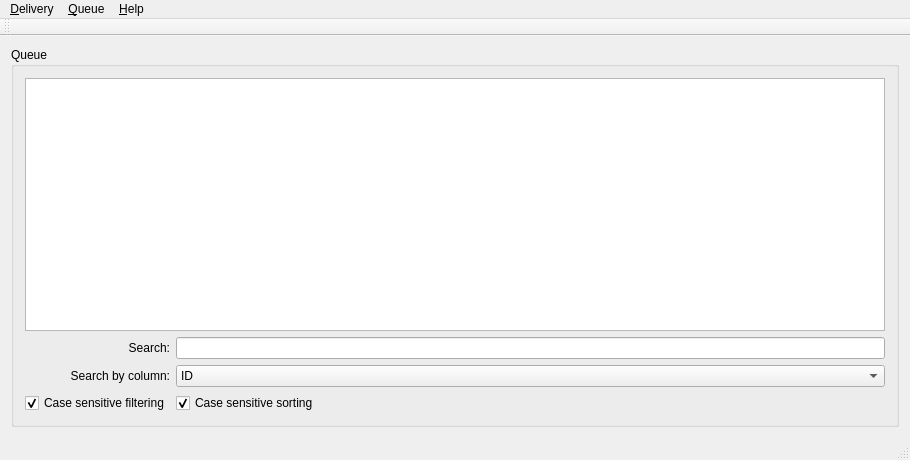
chhimichanga/deliveryqueue, file frmDeliveryQueue.ui: the form before one commit.
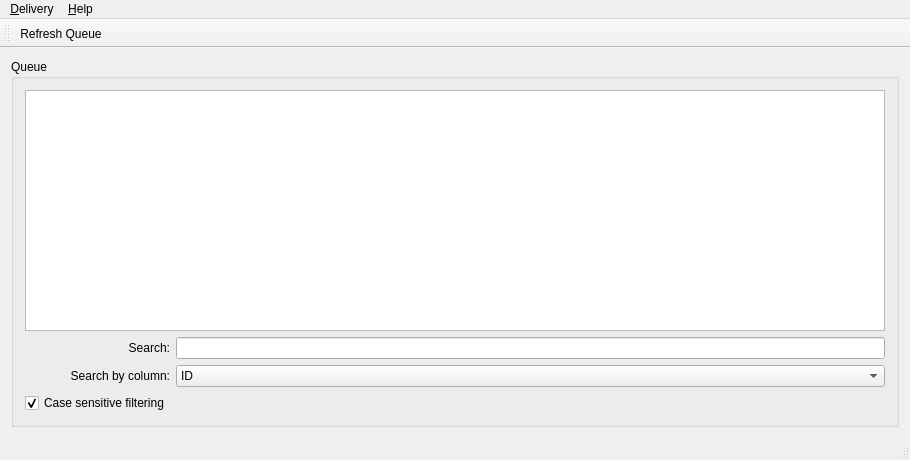
The form after the commit.

Commit message: Added context menu + toolbar to delivery queue, removed case sensitive sorting

```diff
--- a/frmDeliveryQueue.ui
+++ b/frmDeliveryQueue.ui
@@ -112,16 +112,6 @@
          </property>
         </widget>
        </item>
-       <item row="3" column="1">
-        <widget class="QCheckBox" name="chkSortCS">
-         <property name="text">
-          <string>Case sensitive sorting</string>
-         </property>
-         <property name="checked">
-          <bool>true</bool>
-         </property>
-        </widget>
-       </item>
       </layout>
      </widget>
     </item>
@@ -151,14 +141,7 @@
     </property>
     <addaction name="actAbout"/>
    </widget>
-   <widget class="QMenu" name="menu_Queue">
-    <property name="title">
-     <string>&amp;Queue</string>
-    </property>
-    <addaction name="actRefreshQueue"/>
-   </widget>
    <addaction name="menu_Delivery"/>
-   <addaction name="menu_Queue"/>
    <addaction name="menu_Help"/>
   </widget>
   <widget class="QToolBar" name="mainToolBar">
@@ -168,6 +151,7 @@
    <attribute name="toolBarBreak">
     <bool>false</bool>
    </attribute>
+   <addaction name="actRefreshQueue"/>
   </widget>
   <widget class="QStatusBar" name="statusBar"/>
   <action name="actNewDelivery">
```
Left out of the diff: 3 changed lines with no effect on the pictures. The commit also changes 2 other files.
